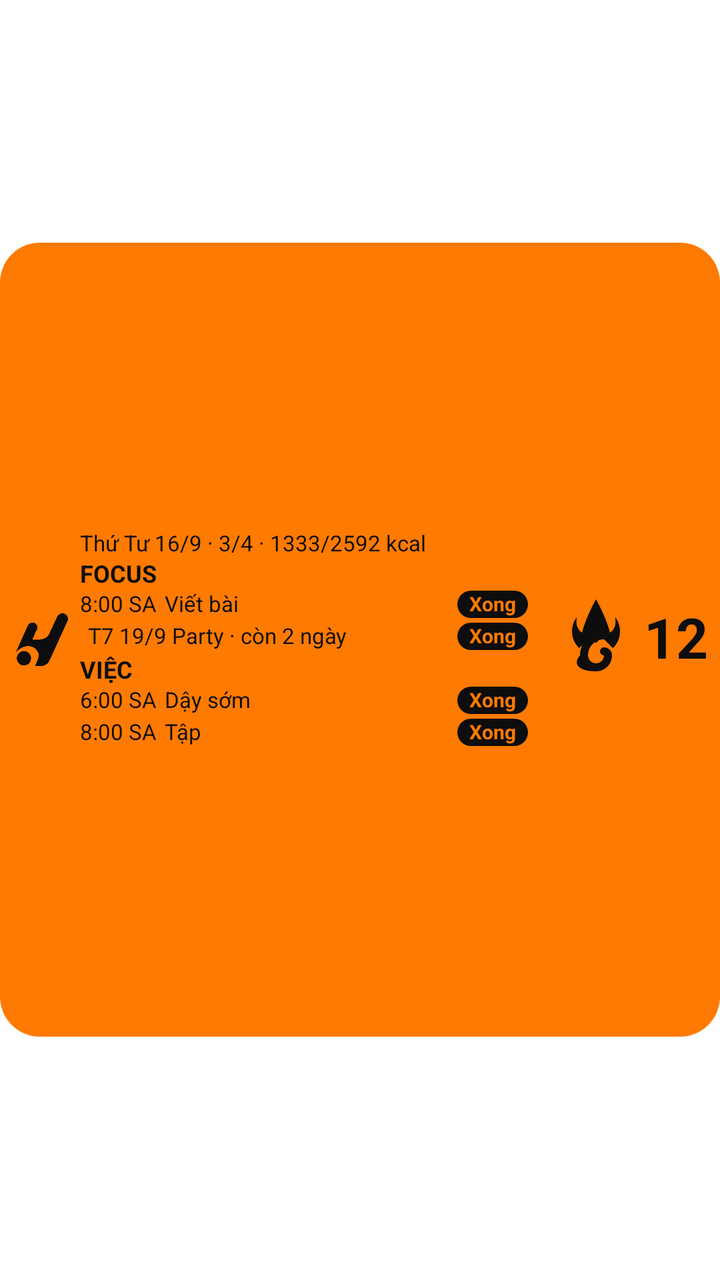
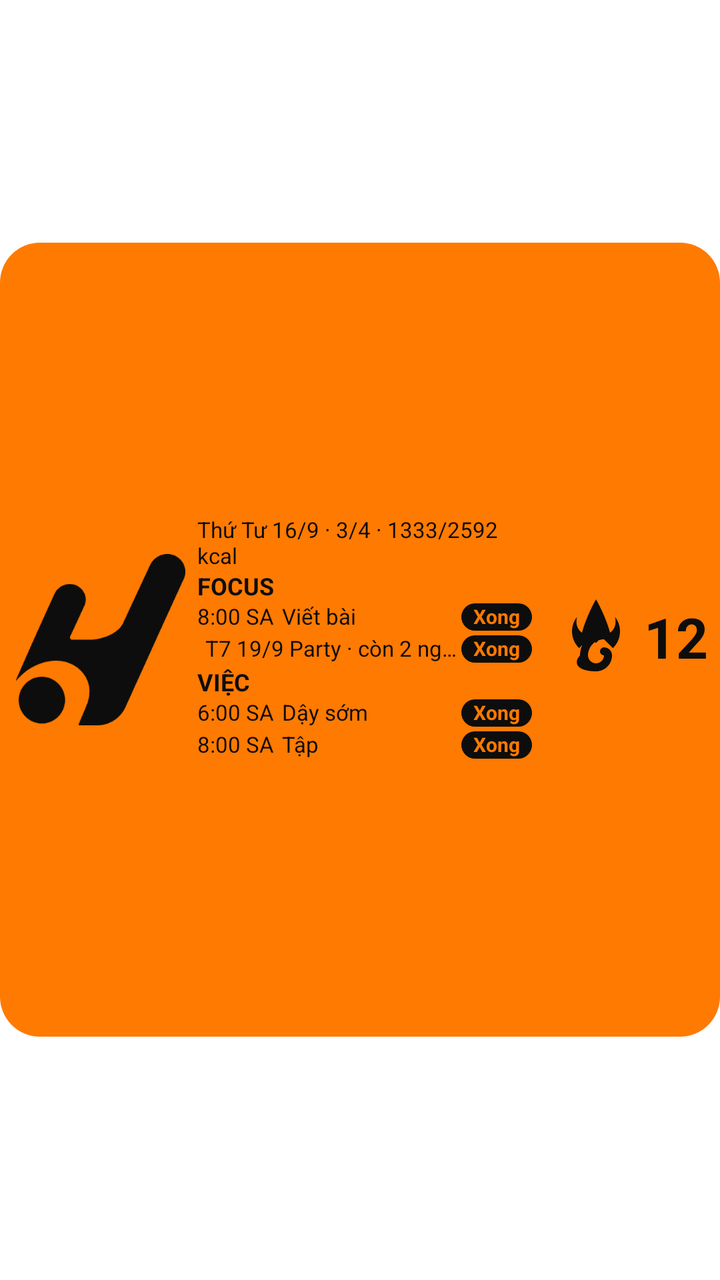

Before-and-after screenshots of an Android layout around one commit, followed by the original layout XML and the change that was made.
<!-- AndroidManifest.xml: fallback theme Theme.MaterialComponents.DayNight.NoActionBar -->
<!-- res/layout/habis_widget_lich.xml -->
<?xml version="1.0" encoding="utf-8"?>
<LinearLayout xmlns:android="http://schemas.android.com/apk/res/android"
    android:id="@+id/wid_l_root"
    android:layout_width="match_parent"
    android:layout_height="match_parent"
    android:background="@android:color/transparent"
    android:orientation="vertical"
    android:padding="0dp">

    <TextView
        android:layout_width="match_parent"
        android:layout_height="0dp"
        android:layout_weight="19"
        android:background="@android:color/transparent" />

    <LinearLayout
        android:id="@+id/wid_l_dai"
        android:layout_width="match_parent"
        android:layout_height="0dp"
        android:layout_weight="62"
        android:background="@drawable/wid_nen"
        android:gravity="center_vertical"
        android:orientation="horizontal"
        android:paddingStart="8dp"
        android:paddingEnd="6dp">

        <ImageView
            android:id="@+id/wid_l_mark"
            android:layout_width="26dp"
            android:layout_height="match_parent"
            android:layout_marginTop="10dp"
            android:layout_marginBottom="10dp"
            android:layout_marginEnd="6dp"
            android:adjustViewBounds="true"
            android:contentDescription="@null"
            android:scaleType="fitCenter"
            android:src="@drawable/widget_mark" />

        <LinearLayout
            android:layout_width="0dp"
            android:layout_height="match_parent"
            android:layout_weight="1"
            android:gravity="center_vertical"
            android:orientation="vertical"
            android:paddingEnd="2dp">

            <TextView
                android:id="@+id/wid_l_meta"
                android:layout_width="match_parent"
                android:layout_height="wrap_content"
                android:ellipsize="end"
                android:includeFontPadding="false"
                android:maxLines="2"
                android:text="Thứ Tư 16/9 · 3/4 · 1333/2592 kcal"
                android:textColor="@color/muc_toi"
                android:textSize="11sp" />

            <TextView
                android:id="@+id/wid_l_nhan_f"
                android:layout_width="wrap_content"
                android:layout_height="wrap_content"
                android:includeFontPadding="false"
                android:paddingTop="2dp"
                android:text="@string/focus_nhan"
                android:textColor="@color/muc_toi"
                android:textSize="12sp"
                android:textStyle="bold" />

            <LinearLayout
                android:id="@+id/wid_f1"
                android:layout_width="match_parent"
                android:layout_height="wrap_content"
                android:gravity="center_vertical"
                android:minHeight="16dp"
                android:orientation="horizontal">

                <TextView
                    android:id="@+id/wid_f1_gio"
                    android:layout_width="wrap_content"
                    android:layout_height="wrap_content"
                    android:layout_marginEnd="4dp"
                    android:includeFontPadding="false"
                    android:maxLines="1"
                    android:text="8:00 SA"
                    android:textColor="@color/muc_toi"
                    android:textSize="11sp" />

                <TextView
                    android:id="@+id/wid_f1_ten"
                    android:layout_width="0dp"
                    android:layout_height="wrap_content"
                    android:layout_weight="1"
                    android:ellipsize="end"
                    android:includeFontPadding="false"
                    android:maxLines="1"
                    android:text="Viết bài"
                    android:textColor="@color/muc_toi"
                    android:textSize="11sp" />

                <TextView
                    android:id="@+id/wid_f1_xong"
                    android:layout_width="wrap_content"
                    android:layout_height="wrap_content"
                    android:background="@drawable/wid_nut_xong"
                    android:includeFontPadding="false"
                    android:paddingStart="6dp"
                    android:paddingTop="1dp"
                    android:paddingEnd="6dp"
                    android:paddingBottom="1dp"
                    android:text="@string/xong"
                    android:textColor="@color/cam"
                    android:textSize="10sp"
                    android:textStyle="bold" />
            </LinearLayout>

            <LinearLayout
                android:id="@+id/wid_f2"
                android:layout_width="match_parent"
                android:layout_height="wrap_content"
                android:gravity="center_vertical"
                android:minHeight="16dp"
                android:orientation="horizontal">

                <TextView
                    android:id="@+id/wid_f2_gio"
                    android:layout_width="wrap_content"
                    android:layout_height="wrap_content"
                    android:layout_marginEnd="4dp"
                    android:includeFontPadding="false"
                    android:maxLines="1"
                    android:text=""
                    android:textColor="@color/muc_toi"
                    android:textSize="11sp" />

                <TextView
                    android:id="@+id/wid_f2_ten"
                    android:layout_width="0dp"
                    android:layout_height="wrap_content"
                    android:layout_weight="1"
                    android:ellipsize="end"
                    android:includeFontPadding="false"
                    android:maxLines="1"
                    android:text="T7 19/9 Party · còn 2 ngày"
                    android:textColor="@color/muc_toi"
                    android:textSize="11sp" />

                <TextView
                    android:id="@+id/wid_f2_xong"
                    android:layout_width="wrap_content"
                    android:layout_height="wrap_content"
                    android:background="@drawable/wid_nut_xong"
                    android:includeFontPadding="false"
                    android:paddingStart="6dp"
                    android:paddingTop="1dp"
                    android:paddingEnd="6dp"
                    android:paddingBottom="1dp"
                    android:text="@string/xong"
                    android:textColor="@color/cam"
                    android:textSize="10sp"
                    android:textStyle="bold" />
            </LinearLayout>

            <TextView
                android:id="@+id/wid_het_f"
                android:layout_width="match_parent"
                android:layout_height="wrap_content"
                android:includeFontPadding="false"
                android:maxLines="1"
                android:text="@string/het_focus"
                android:textColor="@color/muc_toi"
                android:textSize="11sp"
                android:visibility="gone" />

            <TextView
                android:id="@+id/wid_l_nhan_v"
                android:layout_width="wrap_content"
                android:layout_height="wrap_content"
                android:includeFontPadding="false"
                android:paddingTop="2dp"
                android:text="@string/viec_nhan"
                android:textColor="@color/muc_toi"
                android:textSize="12sp"
                android:textStyle="bold" />

            <LinearLayout
                android:id="@+id/wid_h1"
                android:layout_width="match_parent"
                android:layout_height="wrap_content"
                android:gravity="center_vertical"
                android:minHeight="16dp"
                android:orientation="horizontal">

                <TextView
                    android:id="@+id/wid_h1_gio"
                    android:layout_width="wrap_content"
                    android:layout_height="wrap_content"
                    android:layout_marginEnd="4dp"
                    android:includeFontPadding="false"
                    android:maxLines="1"
                    android:text="6:00 SA"
                    android:textColor="@color/muc_toi"
                    android:textSize="11sp" />

                <TextView
                    android:id="@+id/wid_h1_ten"
                    android:layout_width="0dp"
                    android:layout_height="wrap_content"
                    android:layout_weight="1"
                    android:ellipsize="end"
                    android:includeFontPadding="false"
                    android:maxLines="1"
                    android:text="Dậy sớm"
                    android:textColor="@color/muc_toi"
                    android:textSize="11sp" />

                <TextView
                    android:id="@+id/wid_h1_xong"
                    android:layout_width="wrap_content"
                    android:layout_height="wrap_content"
                    android:background="@drawable/wid_nut_xong"
                    android:includeFontPadding="false"
                    android:paddingStart="6dp"
                    android:paddingTop="1dp"
                    android:paddingEnd="6dp"
                    android:paddingBottom="1dp"
                    android:text="@string/xong"
                    android:textColor="@color/cam"
                    android:textSize="10sp"
                    android:textStyle="bold" />
            </LinearLayout>

            <LinearLayout
                android:id="@+id/wid_h2"
                android:layout_width="match_parent"
                android:layout_height="wrap_content"
                android:gravity="center_vertical"
                android:minHeight="16dp"
                android:orientation="horizontal">

                <TextView
                    android:id="@+id/wid_h2_gio"
                    android:layout_width="wrap_content"
                    android:layout_height="wrap_content"
                    android:layout_marginEnd="4dp"
                    android:includeFontPadding="false"
                    android:maxLines="1"
                    android:text="8:00 SA"
                    android:textColor="@color/muc_toi"
                    android:textSize="11sp" />

                <TextView
                    android:id="@+id/wid_h2_ten"
                    android:layout_width="0dp"
                    android:layout_height="wrap_content"
                    android:layout_weight="1"
                    android:ellipsize="end"
                    android:includeFontPadding="false"
                    android:maxLines="1"
                    android:text="Tập"
                    android:textColor="@color/muc_toi"
                    android:textSize="11sp" />

                <TextView
                    android:id="@+id/wid_h2_xong"
                    android:layout_width="wrap_content"
                    android:layout_height="wrap_content"
                    android:background="@drawable/wid_nut_xong"
                    android:includeFontPadding="false"
                    android:paddingStart="6dp"
                    android:paddingTop="1dp"
                    android:paddingEnd="6dp"
                    android:paddingBottom="1dp"
                    android:text="@string/xong"
                    android:textColor="@color/cam"
                    android:textSize="10sp"
                    android:textStyle="bold" />
            </LinearLayout>

            <TextView
                android:id="@+id/wid_het_v"
                android:layout_width="match_parent"
                android:layout_height="wrap_content"
                android:includeFontPadding="false"
                android:maxLines="1"
                android:text="@string/het_viec"
                android:textColor="@color/muc_toi"
                android:textSize="11sp"
                android:visibility="gone" />
        </LinearLayout>

        <LinearLayout
            android:layout_width="wrap_content"
            android:layout_height="match_parent"
            android:gravity="center_vertical|end"
            android:minWidth="84dp"
            android:orientation="horizontal"
            android:paddingStart="8dp">

            <ImageView
                android:id="@+id/wid_l_lua"
                android:layout_width="48dp"
                android:layout_height="48dp"
                android:contentDescription="@null"
                android:scaleType="fitCenter"
                android:src="@drawable/widget_lua" />

            <TextView
                android:id="@+id/wid_l_so"
                android:layout_width="wrap_content"
                android:layout_height="wrap_content"
                android:includeFontPadding="false"
                android:text="12"
                android:textColor="@color/muc_toi"
                android:textSize="28sp"
                android:textStyle="bold" />
        </LinearLayout>
    </LinearLayout>

    <TextView
        android:layout_width="match_parent"
        android:layout_height="0dp"
        android:layout_weight="19"
        android:background="@android:color/transparent" />
</LinearLayout>
<!-- resources referenced by this layout -->
<resources>
  <color name="cam">#FF7A00</color>
  <color name="muc_toi">#0D0D0D</color>
  <!-- drawable wid_nen (drawable) -->
  <?xml version="1.0" encoding="utf-8"?>
  <shape xmlns:android="http://schemas.android.com/apk/res/android"
      android:shape="rectangle">
      <solid android:color="#FF7A00" />
      <corners android:radius="20dp" />
  </shape>
  <!-- drawable wid_nut_xong (drawable) -->
  <?xml version="1.0" encoding="utf-8"?>
  <shape xmlns:android="http://schemas.android.com/apk/res/android"
      android:shape="rectangle">
      <solid android:color="#0D0D0D" />
      <corners android:radius="8dp" />
  </shape>
  <!-- drawable widget_lua (drawable) -->
  <?xml version="1.0" encoding="utf-8"?>
  <vector xmlns:android="http://schemas.android.com/apk/res/android"
      android:width="48dp"
      android:height="48dp"
      android:viewportWidth="24"
      android:viewportHeight="24">
      <path
          android:fillColor="#0D0D0D"
          android:pathData="M12,12.9l1.45,-1.45L16.2,14.2C17.27,13.22 18,11.69 18,10c0,-1.32 -0.43,-2.56 -1.23,-3.57c0.46,2.02 -0.34,3.27 -1.27,3.9C14.4,6.13 12,2 12,2S9.6,6.13 8.5,10.33C7.57,9.7 6.77,8.45 7.23,6.43C6.43,7.44 6,8.68 6,10c0,1.69 0.73,3.22 1.8,4.2l2.75,-2.75L12,12.9z M12,20c2.21,0 4,-1.79 4,-4c0,-1.1 -0.9,-2 -2,-2c-0.55,0 -1,0.45 -1,1s0.45,1 1,1c0,1.1 -0.9,2 -2,2s-2,-0.9 -2,-2c0,-2.21 1.79,-4 4,-4c0.55,0 1,-0.45 1,-1s-0.45,-1 -1,-1c-3.31,0 -6,2.69 -6,6C6,18.21 7.79,20 12,20z" />
  </vector>
  <!-- drawable widget_mark: png bitmap (drawable, 16597 bytes) -->
  <string name="focus_nhan">FOCUS</string>
  <string name="het_focus">Hết focus</string>
  <string name="het_viec">Hết việc hôm nay</string>
  <string name="viec_nhan">VIỆC</string>
  <string name="xong">Xong</string>
</resources>

<!-- the commit's change to res/layout/habis_widget_lich.xml (unified diff, before → after) -->
@@ -26,20 +26,22 @@
 
         <ImageView
             android:id="@+id/wid_l_mark"
-            android:layout_width="26dp"
+            android:layout_width="0dp"
             android:layout_height="match_parent"
-            android:layout_marginTop="10dp"
-            android:layout_marginBottom="10dp"
+            android:layout_weight="1"
+            android:layout_marginTop="8dp"
+            android:layout_marginBottom="8dp"
             android:layout_marginEnd="6dp"
             android:adjustViewBounds="true"
             android:contentDescription="@null"
+            android:minWidth="36dp"
             android:scaleType="fitCenter"
             android:src="@drawable/widget_mark" />
 
         <LinearLayout
             android:layout_width="0dp"
             android:layout_height="match_parent"
-            android:layout_weight="1"
+            android:layout_weight="2"
             android:gravity="center_vertical"
             android:orientation="vertical"
             android:paddingEnd="2dp">
@@ -292,9 +294,8 @@
             android:layout_width="wrap_content"
             android:layout_height="match_parent"
             android:gravity="center_vertical|end"
-            android:minWidth="84dp"
             android:orientation="horizontal"
-            android:paddingStart="8dp">
+            android:paddingStart="6dp">
 
             <ImageView
                 android:id="@+id/wid_l_lua"
